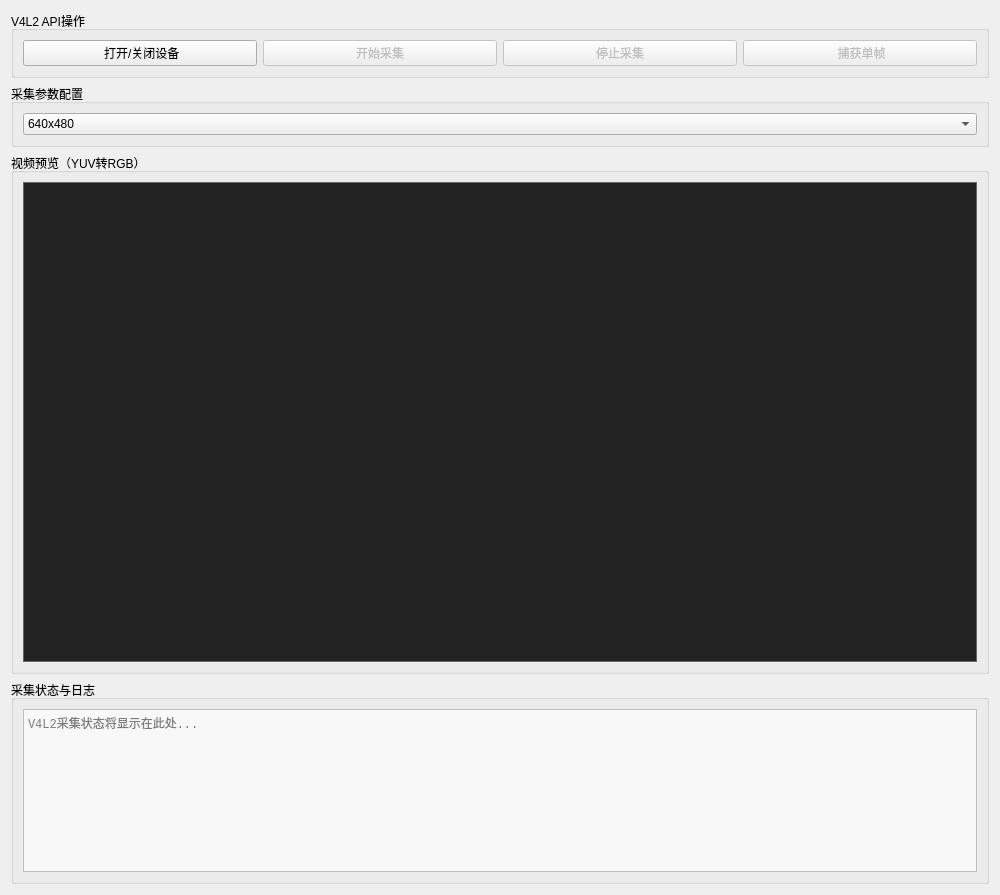
Above: v4l2capturewidget.ui from Lainwk/AV-Pipeline-Explorer before the change. Below: the same form after it.
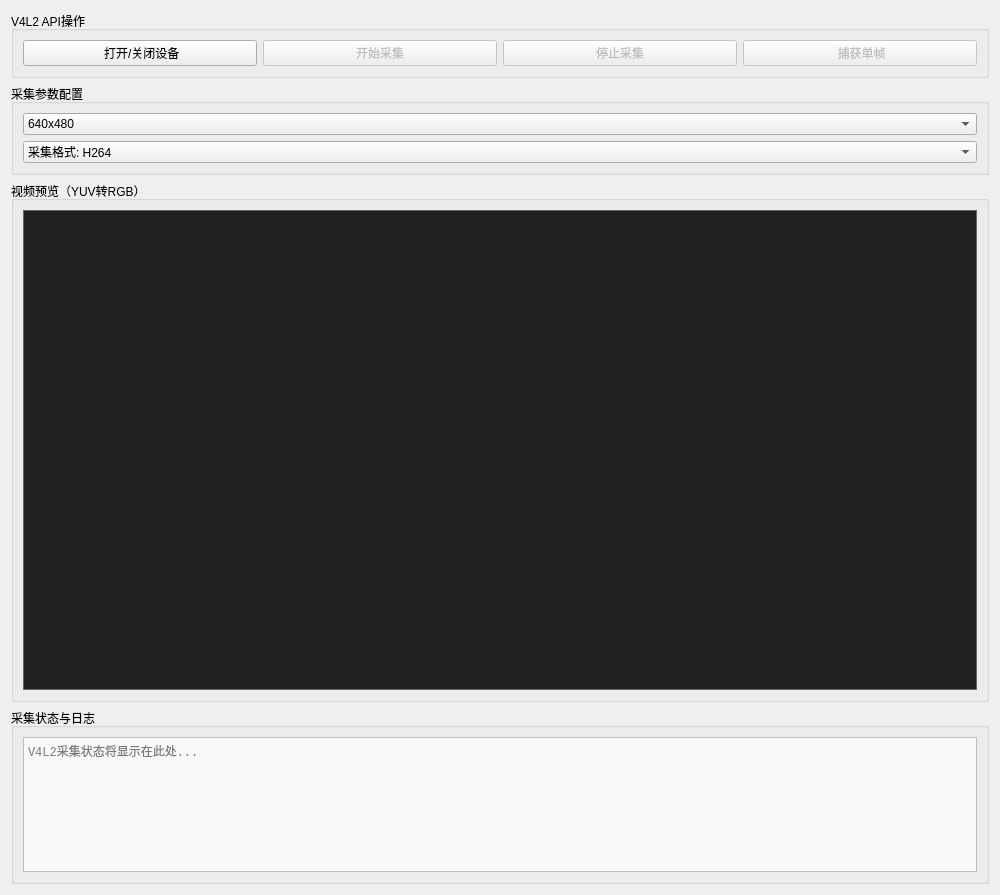
That is the form after the change.

What changed in the file:
```diff
--- a/v4l2capturewidget.ui
+++ b/v4l2capturewidget.ui
@@ -91,6 +91,23 @@
         </item>
        </widget>
       </item>
+      <item row="1" column="0">
+       <widget class="QComboBox" name="comboBoxRecordFormat">
+        <property name="currentIndex">
+         <number>0</number>
+        </property>
+        <item>
+         <property name="text">
+          <string>采集格式: H264</string>
+         </property>
+        </item>
+        <item>
+         <property name="text">
+          <string>采集格式: H265</string>
+         </property>
+        </item>
+       </widget>
+      </item>
      </layout>
     </widget>
    </item>
```
